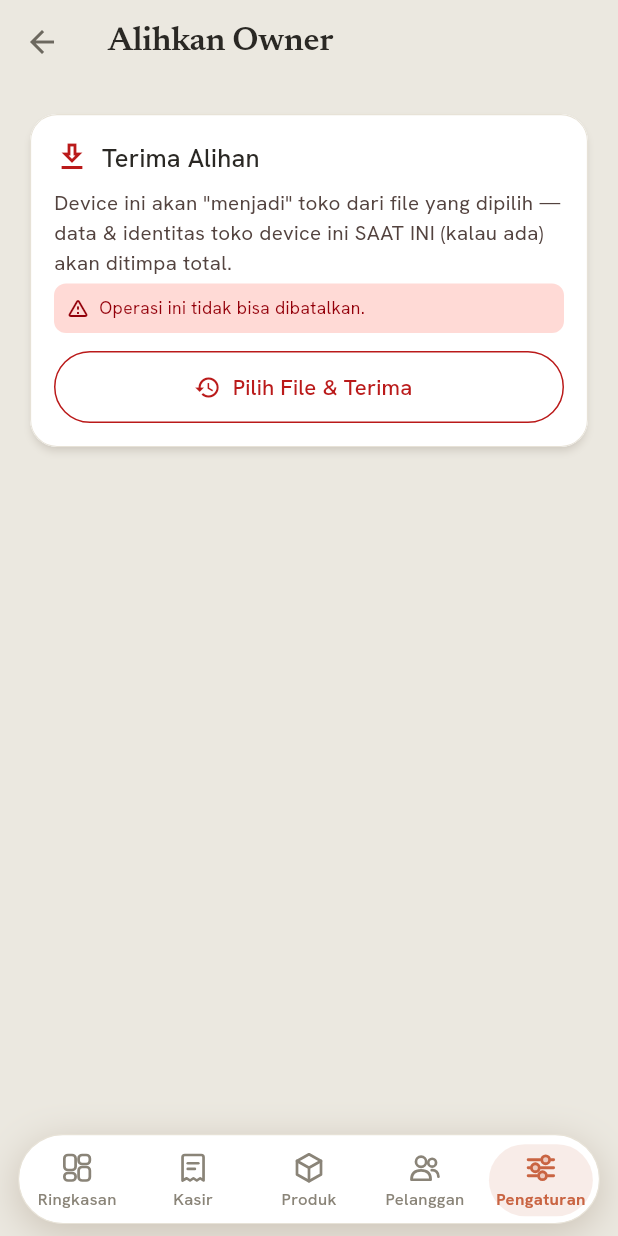
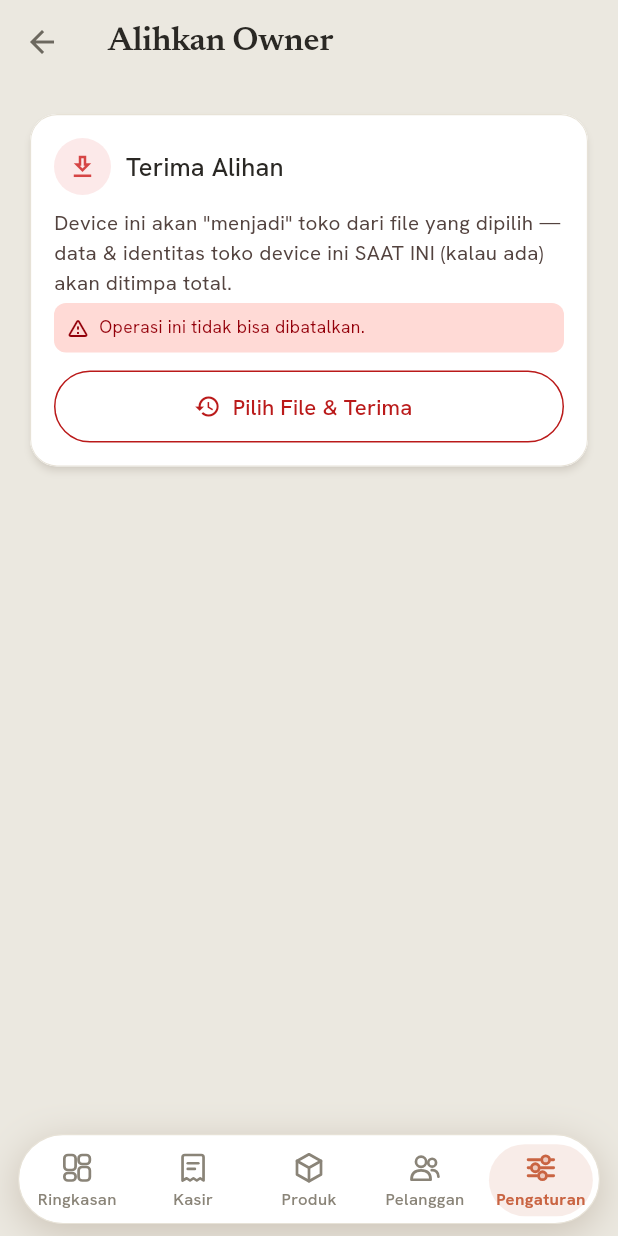
Before and after one commit to Ikanuri/The-POS, a Flutter app: the AlihOwnerScreen screen opened by its route, on a phone screen of 412 x 824 dp. Run offline on Flutter 3.47's test engine with Material 3 defaults, Android fonts, the phone set to English and light mode, and no system bars; our stand-ins replace barcode_widget, drift, file_picker, fl_chart, flutter_riverpod, flutter_secure_storage and 10 more; missing offline and left inert: cryptography, encrypt, esc_pos_utils_plus, excel, mobile_scanner, network_info_plus and 3 more; accounts and stored records are empty; generated files the repository leaves out were written again; network calls fail; key blocks and very long unbroken strings in the code were emptied for the run.

Commit message:
feat(ui): rapikan Setup, Backup, Alih Owner, Printer, empty state (v3.14.0+219)
Co-Authored-By: Claude Sonnet 5.5 <noreply@anthropic.com>
Claude-Session: https://claude.ai/code/session_01K3Xa9oPwQBe38woSsR5uQZ

```diff
--- a/lib/features/pengaturan/alih_owner_screen.dart
+++ b/lib/features/pengaturan/alih_owner_screen.dart
@@ -4,6 +4,8 @@ import 'package:flutter_riverpod/flutter_riverpod.dart';
 
 import '../../core/providers/device_provider.dart';
 import '../../core/services/db_export_service.dart';
+import '../../core/theme/app_theme.dart';
+import 'pengaturan_screen.dart' show SettingsIconBubble;
 import '../../core/utils/export_destination.dart';
 import '../../core/widgets/inline_banner.dart';
 import '../../core/theme/app_overlays.dart';
@@ -69,8 +71,7 @@ class _AlihOwnerScreenState extends ConsumerState<AlihOwnerScreen>
             FilledButton(
               onPressed: () {
                 if (pwCtrl.text.trim().length < 8) {
-                  setDialogState(
-                      () => pwError = 'Password minimal 8 karakter');
+                  setDialogState(() => pwError = 'Password minimal 8 karakter');
                   return;
                 }
                 Navigator.pop(ctx, true);
@@ -141,12 +142,14 @@ class _AlihOwnerScreenState extends ConsumerState<AlihOwnerScreen>
               controller: pwCtrl,
               autofocus: true,
               obscureText: true,
-              decoration: const InputDecoration(labelText: 'Password', isDense: true),
+              decoration:
+                  const InputDecoration(labelText: 'Password', isDense: true),
             ),
           ],
         ),
         actions: [
-          TextButton(onPressed: () => Navigator.pop(ctx), child: const Text('Batal')),
+          TextButton(
+              onPressed: () => Navigator.pop(ctx), child: const Text('Batal')),
           FilledButton(
             onPressed: () {
               final v = pwCtrl.text.trim();
@@ -249,9 +252,11 @@ class _AlihOwnerScreenState extends ConsumerState<AlihOwnerScreen>
               const SizedBox(height: 12),
               TextFormField(
                 controller: nameCtrl,
-                decoration: const InputDecoration(labelText: 'Nama Device', isDense: true),
-                validator: (v) =>
-                    (v == null || v.trim().isEmpty) ? 'Nama device wajib diisi' : null,
+                decoration: const InputDecoration(
+                    labelText: 'Nama Device', isDense: true),
+                validator: (v) => (v == null || v.trim().isEmpty)
+                    ? 'Nama device wajib diisi'
+                    : null,
               ),
               const SizedBox(height: 12),
               TextFormField(
@@ -263,14 +268,16 @@ class _AlihOwnerScreenState extends ConsumerState<AlihOwnerScreen>
                 ),
                 textCapitalization: TextCapitalization.characters,
                 maxLength: 4,
-                validator: (v) =>
-                    (v == null || v.trim().isEmpty) ? 'Kode device wajib diisi' : null,
+                validator: (v) => (v == null || v.trim().isEmpty)
+                    ? 'Kode device wajib diisi'
+                    : null,
               ),
             ],
           ),
         ),
         actions: [
-          TextButton(onPressed: () => Navigator.pop(ctx), child: const Text('Batal')),
+          TextButton(
+              onPressed: () => Navigator.pop(ctx), child: const Text('Batal')),
           FilledButton(
             onPressed: () {
               if (!formKey.currentState!.validate()) return;
@@ -319,7 +326,9 @@ class _AlihOwnerScreenState extends ConsumerState<AlihOwnerScreen>
             ],
           ),
           actions: [
-            TextButton(onPressed: () => Navigator.pop(ctx, false), child: const Text('Batal')),
+            TextButton(
+                onPressed: () => Navigator.pop(ctx, false),
+                child: const Text('Batal')),
             FilledButton(
               style: FilledButton.styleFrom(
                   backgroundColor: Theme.of(ctx).colorScheme.error),
@@ -356,12 +365,19 @@ class _AlihOwnerScreenState extends ConsumerState<AlihOwnerScreen>
                               crossAxisAlignment: CrossAxisAlignment.start,
                               children: [
                                 Row(children: [
-                                  Icon(Icons.upload_outlined,
-                                      color: scheme.primary),
-                                  const SizedBox(width: 8),
+                                  SettingsIconBubble(
+                                      Icons.upload_outlined,
+                                      AppTheme.changeFg(
+                                          Theme.of(context).brightness ==
+                                              Brightness.dark),
+                                      AppTheme.changeBg(
+                                          Theme.of(context).brightness ==
+                                              Brightness.dark)),
+                                  const SizedBox(width: 10),
                                   Text('Buat File Alihan',
-                                      style:
-                                          Theme.of(context).textTheme.titleMedium),
+                                      style: Theme.of(context)
+                                          .textTheme
+                                          .titleMedium),
                                 ]),
                                 const SizedBox(height: 8),
                                 Text(
@@ -392,11 +408,19 @@ class _AlihOwnerScreenState extends ConsumerState<AlihOwnerScreen>
                             crossAxisAlignment: CrossAxisAlignment.start,
                             children: [
                               Row(children: [
-                                Icon(Icons.download_outlined,
-                                    color: scheme.error),
-                                const SizedBox(width: 8),
+                                SettingsIconBubble(
+                                    Icons.download_outlined,
+                                    AppTheme.debtFg(
+                                        Theme.of(context).brightness ==
+                                            Brightness.dark),
+                                    AppTheme.debtBg(
+                                        Theme.of(context).brightness ==
+                                            Brightness.dark)),
+                                const SizedBox(width: 10),
                                 Text('Terima Alihan',
-                                    style: Theme.of(context).textTheme.titleMedium),
+                                    style: Theme.of(context)
+                                        .textTheme
+                                        .titleMedium),
                               ]),
                               const SizedBox(height: 8),
                               Text(
--- a/lib/features/setup/setup_toko_screen.dart
+++ b/lib/features/setup/setup_toko_screen.dart
@@ -1,3 +1,4 @@
+import '../../core/widgets/app_form_section.dart';
 import 'package:flutter/material.dart';
 import 'package:flutter_riverpod/flutter_riverpod.dart';
 import 'package:go_router/go_router.dart';
@@ -58,6 +59,7 @@ class _SetupTokoScreenState extends ConsumerState<SetupTokoScreen> {
                     ),
               ),
               const SizedBox(height: 24),
+              AppFormSection(title: 'Identitas Toko & Device', gap: 16, children: [
               TextFormField(
                 controller: _storeName,
                 decoration: const InputDecoration(
@@ -68,7 +70,6 @@ class _SetupTokoScreenState extends ConsumerState<SetupTokoScreen> {
                 validator: (v) =>
                     (v == null || v.trim().isEmpty) ? 'Nama toko wajib diisi' : null,
               ),
-              const SizedBox(height: 16),
               TextFormField(
                 controller: _deviceName,
                 decoration: const InputDecoration(labelText: 'Nama Device'),
@@ -76,7 +77,6 @@ class _SetupTokoScreenState extends ConsumerState<SetupTokoScreen> {
                 validator: (v) =>
                     (v == null || v.trim().isEmpty) ? 'Nama device wajib diisi' : null,
               ),
-              const SizedBox(height: 16),
               TextFormField(
                 controller: _deviceCode,
                 decoration: const InputDecoration(
@@ -89,6 +89,7 @@ class _SetupTokoScreenState extends ConsumerState<SetupTokoScreen> {
                 validator: (v) =>
                     (v == null || v.trim().isEmpty) ? 'Kode device wajib diisi' : null,
               ),
+              ]),
               const SizedBox(height: 24),
               FilledButton(
                 onPressed: _saving ? null : _submit,
--- a/pubspec.yaml
+++ b/pubspec.yaml
@@ -1,7 +1,7 @@
 name: the_pos
 description: "The POS — Aplikasi kasir offline-first untuk toko grosir."
 publish_to: 'none'
-version: 3.13.0+218
+version: 3.14.0+219
 
 environment:
   sdk: '>=3.3.0 <4.0.0'
```
Also changed, not shown: lib/features/pengaturan/backup_screen.dart (+37 -13 lines), lib/features/pengaturan/printer_screen.dart (+20 -8 lines), lib/features/produk/barcode_screen.dart (+4 -6 lines), lib/features/produk/cek_stok_screen.dart (+5 -13 lines), lib/features/setup/pairing_screen.dart (+4 -4 lines), lib/features/setup/restore_file_screen.dart (+4 -4 lines), 2 other files.
